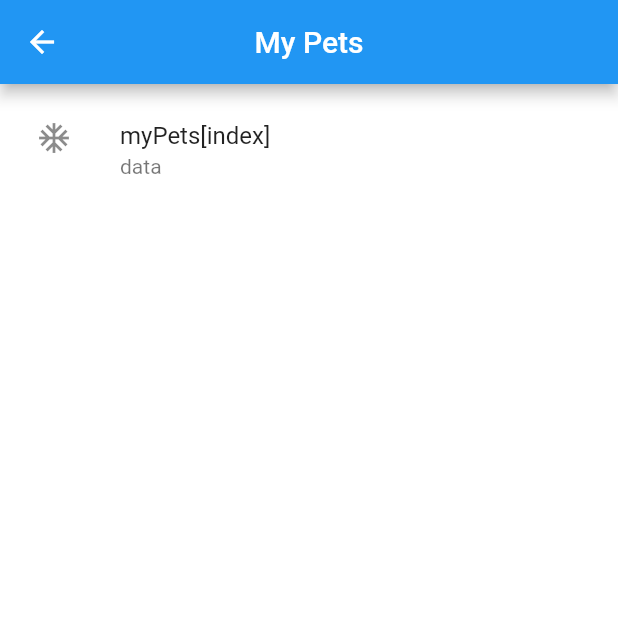
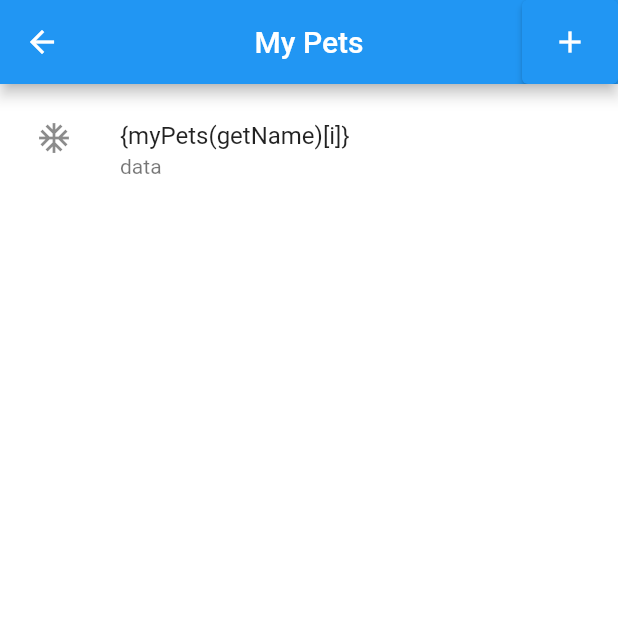
Before and after one commit to BobbyTortorello/P-C-T-Flutter, a Flutter app: the MyPets screen opened by its route, on a phone screen of 412 x 824 dp, the top half of it. Run offline on Flutter 3.47's test engine with Material 2 defaults, Android fonts, the phone set to English and light mode, and no system bars.

Commit message:
Continuing work on myPets and added 'Add New Pet' screen

```diff
--- a/lib/my_pets.dart
+++ b/lib/my_pets.dart
@@ -10,6 +10,13 @@ class MyPets extends StatelessWidget {
       appBar: AppBar(
         title: const Text('My Pets'),
         centerTitle: true,
+        actions: <Widget>[
+          ElevatedButton(
+              onPressed: () {
+                Navigator.pushNamed(context, '/addPet');
+              },
+              child: const Icon(Icons.add))
+        ],
       ),
       body: ListViewLayout(),
       backgroundColor: Colors.white,
@@ -30,10 +37,10 @@ Widget listView(BuildContext context) {
   return ListView.separated(
     padding: const EdgeInsets.all(8),
     itemCount: myPets.length,
-    itemBuilder: (context, index) {
+    itemBuilder: (context, i) {
       return const ListTile(
         leading: Icon(Icons.ac_unit),
-        title: Text('myPets[index]'),
+        title: Text("{myPets(getName)[i]}"),
         subtitle: Text('data'),
       );
     },
```
